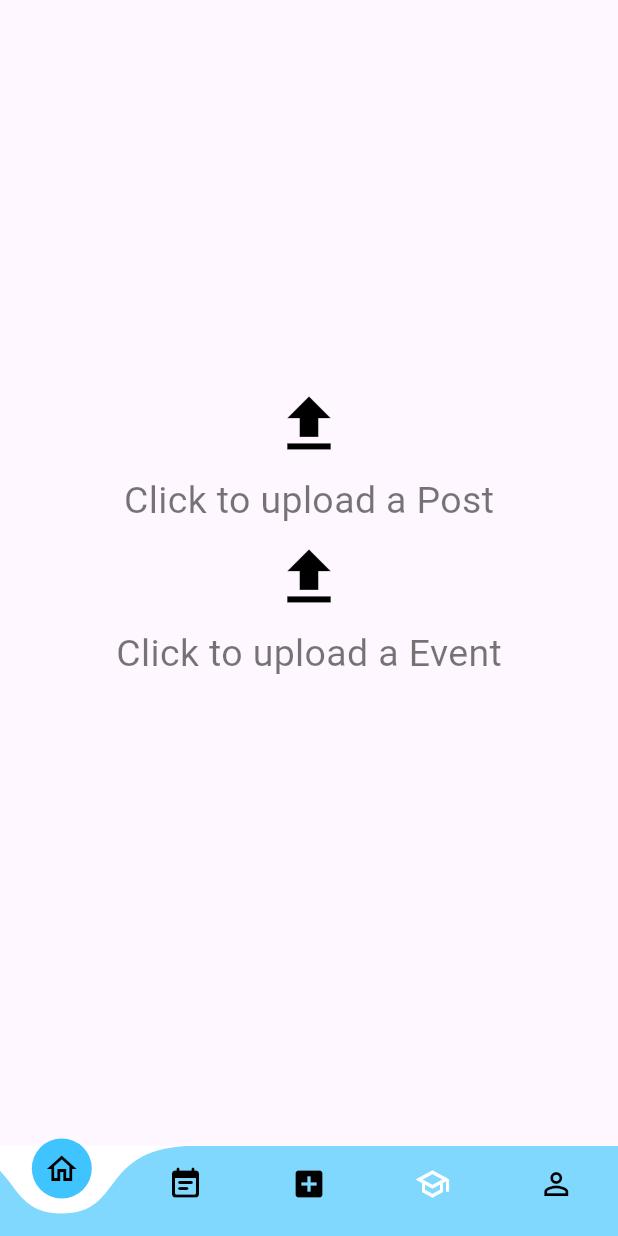
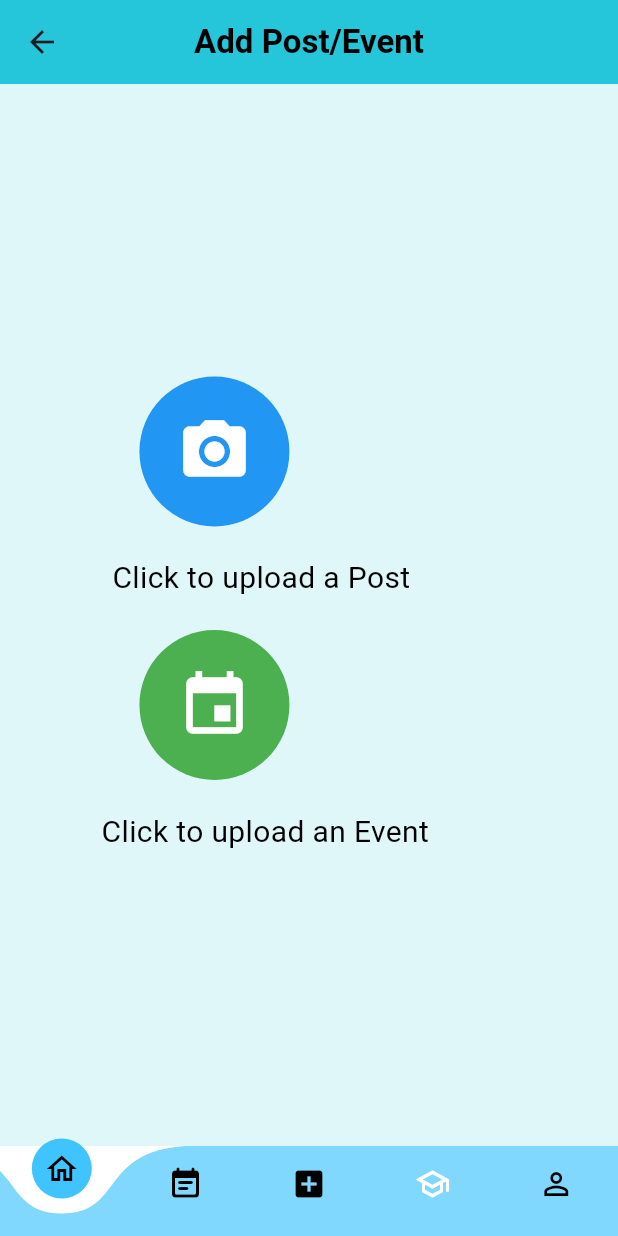
Before and after one commit to HarshGharge05/DACOE-s-AlumniHub, a Flutter app: the screen it shows once a user with an empty profile is signed in, swiped to page 3, on a phone screen of 412 x 824 dp. Run offline on Flutter 3.47's test engine with Material 3 defaults, Android fonts, the phone set to English and light mode, and no system bars; our stand-ins replace cached_network_image, cloud_firestore, firebase_auth, firebase_core, firebase_storage, flutter_svg and 2 more; missing offline and left inert: dart:ffi; accounts and stored records are empty.

Commit message:
UI changed for posting event and posts

```diff
--- a/lib/screens/add_post_screen.dart
+++ b/lib/screens/add_post_screen.dart
@@ -216,207 +216,97 @@ class _AddPostScreenState extends State<AddPostScreen> {
   Widget build(BuildContext context) {
     final UserProvider userProvider = Provider.of<UserProvider>(context);
 
-    return (_fileforpost == null && _fileforevent == null)
-        ? Column(
-            children: <Widget>[
-              const SizedBox(
-                height: 250,
+    return Scaffold(
+      appBar: AppBar(
+        backgroundColor: Colors.cyan.shade400,
+        title: const Text(
+          'Add Post/Event',
+          style: TextStyle(color: Colors.black),
         ),
-              Center(
-                child: IconButton(
-                  icon: const Icon(
-                    Icons.upload,
-                    color: Colors.black,
-                    size: 50,
-                  ),
-                  onPressed: () => _selectImageForPost(context),
+        centerTitle: true,
+        leading: IconButton(
+          icon: const Icon(Icons.arrow_back),
+          onPressed: () {
+            Navigator.of(context).pop();
+          },
         ),
       ),
-              const Text(
-                "Click to upload a Post",
-                style: TextStyle(color: Colors.black54, fontSize: 25),
+      backgroundColor: Colors.cyan.shade50,
+      body: Stack(
+        alignment: Alignment.center,
+        children: <Widget>[
+
+          Column(
+            mainAxisAlignment: MainAxisAlignment.center,
+            children: <Widget>[
+              GestureDetector(
+                onTap: () => _selectImageForPost(context),
+                child: Container(
+                  width: 100,
+                  height: 100,
+                  decoration: BoxDecoration(
+                    shape: BoxShape.circle,
+                    color: Colors.blue,
                   ),
-              IconButton(
-                icon: const Icon(
-                  Icons.upload,
-                  color: Colors.black,
+                  child: const Center(
+                    child: Icon(
+                      Icons.camera_alt,
+                      color: Colors.white,
                       size: 50,
-                ),
-                onPressed: () => _selectImageForEvent(context),
-              ),
-              const Text(
-                "Click to upload a Event",
-                style: TextStyle(color: Colors.black54, fontSize: 25),
-              ),
-            ],
-          )
-        : (f == 0)
-            ? Scaffold(
-                appBar: AppBar(
-                  backgroundColor: Colors.white,
-                  leading: IconButton(
-                    icon: const Icon(Icons.arrow_back),
-                    color: Colors.black,
-                    onPressed: clearImageForPostAndEvent,
-                  ),
-                  title: const Text(
-                    'Post to',
-                    style: TextStyle(color: Colors.black),
-                  ),
-                  centerTitle: false,
-                  actions: <Widget>[
-                    TextButton(
-                      onPressed: () => postImage(
-                        userProvider.getUser.uid,
-                        userProvider.getUser.username,
-                        userProvider.getUser.photoUrl,
-                      ),
-                      child: const Text(
-                        "Post",
-                        style: TextStyle(
-                            color: Colors.blueAccent,
-                            fontWeight: FontWeight.bold,
-                            fontSize: 16.0),
-                      ),
-                    )
-                  ],
-                ),
-                // POST FORM
-                body: ListView(children: [
-                  Column(
-                    children: <Widget>[
-                      isLoading
-                          ? const LinearProgressIndicator()
-                          : const Padding(padding: EdgeInsets.only(top: 0.0)),
-                      const Divider(),
-                      SizedBox(
-                        width: MediaQuery.of(context).size.width * 0.8,
-                        height: MediaQuery.of(context).size.width * 0.7,
-                        // height: 300.0,
-                        // width: 300.0,
-                        child: AspectRatio(
-                          aspectRatio: 487 / 451,
-                          child: Container(
-                            decoration: BoxDecoration(
-                                image: DecorationImage(
-                              fit: BoxFit.fill,
-                              alignment: FractionalOffset.topCenter,
-                              image: MemoryImage(_fileforpost!),
-                            )),
                     ),
                   ),
                 ),
-                      const Divider(),
-                      Row(
-                        mainAxisAlignment: MainAxisAlignment.spaceAround,
-                        crossAxisAlignment: CrossAxisAlignment.start,
-                        children: <Widget>[
-                          CircleAvatar(
-                            backgroundImage: NetworkImage(
-                              userProvider.getUser.photoUrl,
-                              //   'https://static.vecteezy.com/system/resources/thumbnails/009/292/244/small/default-avatar-icon-of-social-media-user-vector.jpg'
+              ),
+
+              const SizedBox(height: 20),
+              const Text(
+                "            Click to upload a Post",
+                style: TextStyle(color: Colors.black, fontSize: 20),
+              ),
+              const SizedBox(height: 20),
+              GestureDetector(
+                onTap: () => _selectImageForEvent(context),
+                child: Container(
+                  width: 100,
+                  height: 100,
+                  decoration: BoxDecoration(
+                    shape: BoxShape.circle,
+                    color: Colors.green,
+                  ),
+                  child: const Center(
+                    child: Icon(
+                      Icons.event,
+                      color: Colors.white,
+                      size: 50,
                     ),
                   ),
-                          SizedBox(
-                            width: MediaQuery.of(context).size.width * 0.6,
-                            child: TextField(
-                              controller: _descriptionController,
-                              decoration: const InputDecoration(
-                                  hintText: "Write a caption...",
-                                  hintStyle: TextStyle(color: Colors.grey),
-                                  border: InputBorder.none),
-                              maxLines: 8,
                 ),
+              ),
+              const SizedBox(height: 20),
+              const Text(
+                "             Click to upload an Event",
+                style: TextStyle(color: Colors.black, fontSize: 20),
               ),
             ],
           ),
-                      const Divider(),
+          // Positioned(
+          //   top: 0,
+          //   // child: Icon(
+          //   //   //Icons.arrow_downward_sharp,
+          //   //   //color: Colors.black,
+          //   //   //size: 50,
+          //   // ),
+          // ),
+          // Positioned(
+          //   bottom: 0,
+          //   // child: Icon(
+          //   //  // Icons.arrow_upward_sharp,
+          //   //   //color: Colors.black,
+          //   //  // size: 50,
+          //   // ),
+          // ),
         ],
       ),
-                ]))
-            : Scaffold(
-                appBar: AppBar(
-                  backgroundColor: Colors.white,
-                  leading: IconButton(
-                    icon: const Icon(Icons.arrow_back),
-                    color: Colors.black,
-                    onPressed: clearImageForPostAndEvent,
-                  ),
-                  title: const Text(
-                    'Post to',
-                    style: TextStyle(color: Colors.black),
-                  ),
-                  centerTitle: false,
-                  actions: <Widget>[
-                    TextButton(
-                      onPressed: () => eventImage(
-                        userProvider.getUser.uid,
-                        userProvider.getUser.username,
-                        userProvider.getUser.photoUrl,
-                      ),
-                      child: const Text(
-                        "Post",
-                        style: TextStyle(
-                            color: Colors.blueAccent,
-                            fontWeight: FontWeight.bold,
-                            fontSize: 16.0),
-                      ),
-                    )
-                  ],
-                ),
-                // POST FORM
-                body: ListView(children: [
-                  Column(
-                    children: <Widget>[
-                      isLoading
-                          ? const LinearProgressIndicator()
-                          : const Padding(padding: EdgeInsets.only(top: 0.0)),
-                      const Divider(),
-                      SizedBox(
-                        width: MediaQuery.of(context).size.width * 0.8,
-                        height: MediaQuery.of(context).size.width * 0.7,
-                        // height: 300.0,
-                        // width: 300.0,
-                        child: AspectRatio(
-                          aspectRatio: 487 / 451,
-                          child: Container(
-                            decoration: BoxDecoration(
-                                image: DecorationImage(
-                              fit: BoxFit.fill,
-                              alignment: FractionalOffset.topCenter,
-                              image: MemoryImage(_fileforevent!),
-                            )),
-                          ),
-                        ),
-                      ),
-                      const Divider(),
-                      Row(
-                        mainAxisAlignment: MainAxisAlignment.spaceAround,
-                        crossAxisAlignment: CrossAxisAlignment.start,
-                        children: <Widget>[
-                          CircleAvatar(
-                            backgroundImage: NetworkImage(
-                              userProvider.getUser.photoUrl,
-                              //   'https://static.vecteezy.com/system/resources/thumbnails/009/292/244/small/default-avatar-icon-of-social-media-user-vector.jpg'
-                            ),
-                          ),
-                          SizedBox(
-                            width: MediaQuery.of(context).size.width * 0.6,
-                            child: TextField(
-                              controller: _descriptionControllerforEvent,
-                              decoration: const InputDecoration(
-                                  hintText: "Write a caption...",
-                                  hintStyle: TextStyle(color: Colors.grey),
-                                  border: InputBorder.none),
-                              maxLines: 8,
-                            ),
-                          ),
-                        ],
-                      ),
-                      const Divider(),
-                    ],
-                  ),
-                ]),
     );
   }
 }
```
Lines whose indentation alone changed are shown as unchanged.
